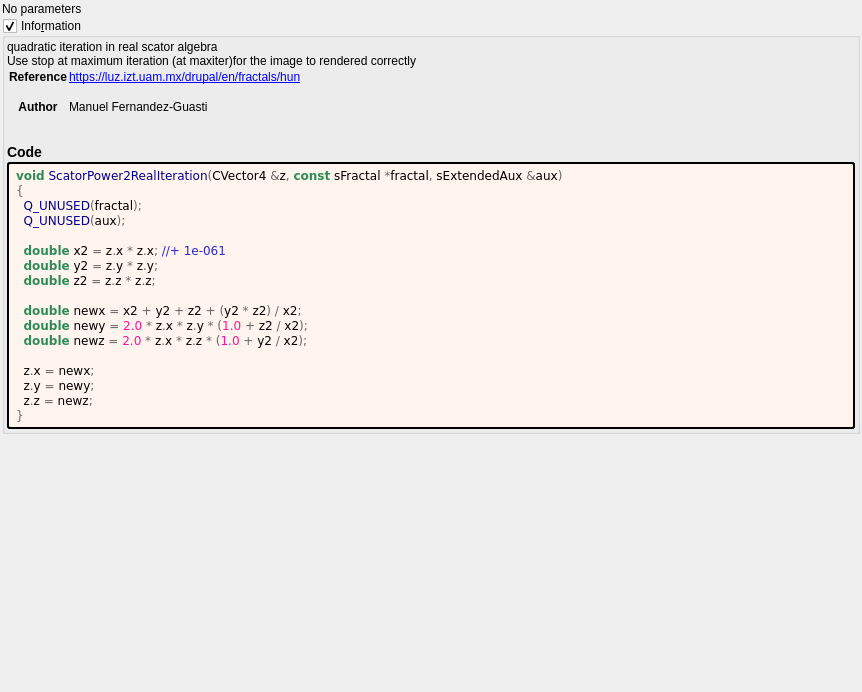
This is mandelbulber2/formula/ui/scator_power2_real.ui in buddhi1980/mandelbulber2 as Qt 5 draws it before an edit. The edited form follows.
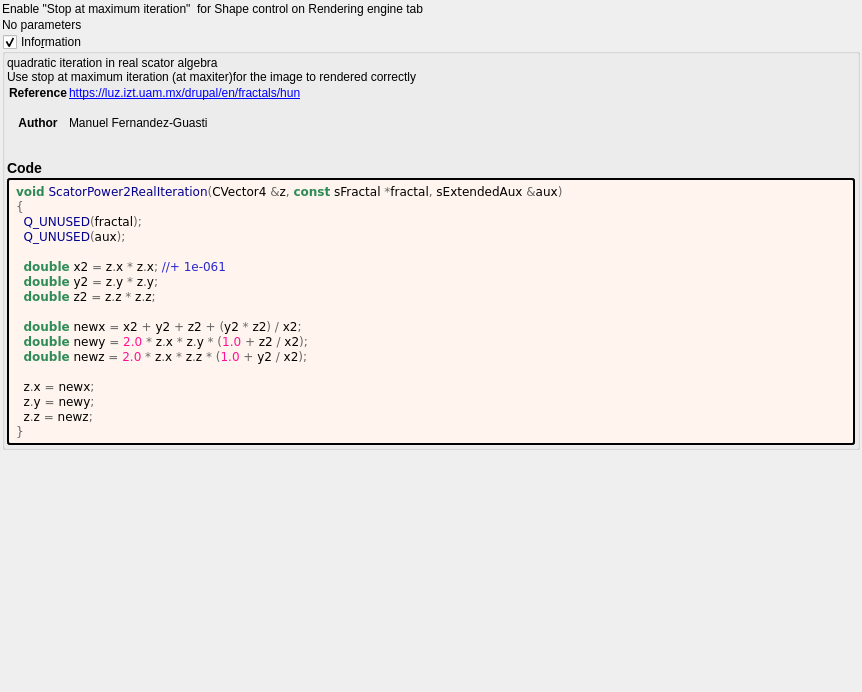
This is the edited form. Custom widgets are drawn as their Qt base class.

What changed in the file:
```diff
--- a/mandelbulber2/formula/ui/scator_power2_real.ui
+++ b/mandelbulber2/formula/ui/scator_power2_real.ui
@@ -29,6 +29,13 @@
    <property name="bottomMargin">
     <number>2</number>
    </property>
+   <item>
+    <widget class="QLabel" name="label_2">
+     <property name="text">
+      <string>Enable &quot;Stop at maximum iteration&quot;  for Shape control on Rendering engine tab</string>
+     </property>
+    </widget>
+   </item>
    <item>
     <widget class="QLabel" name="label">
      <property name="text">
```
Left out of the diff: 4 changed lines with no effect on the pictures.
